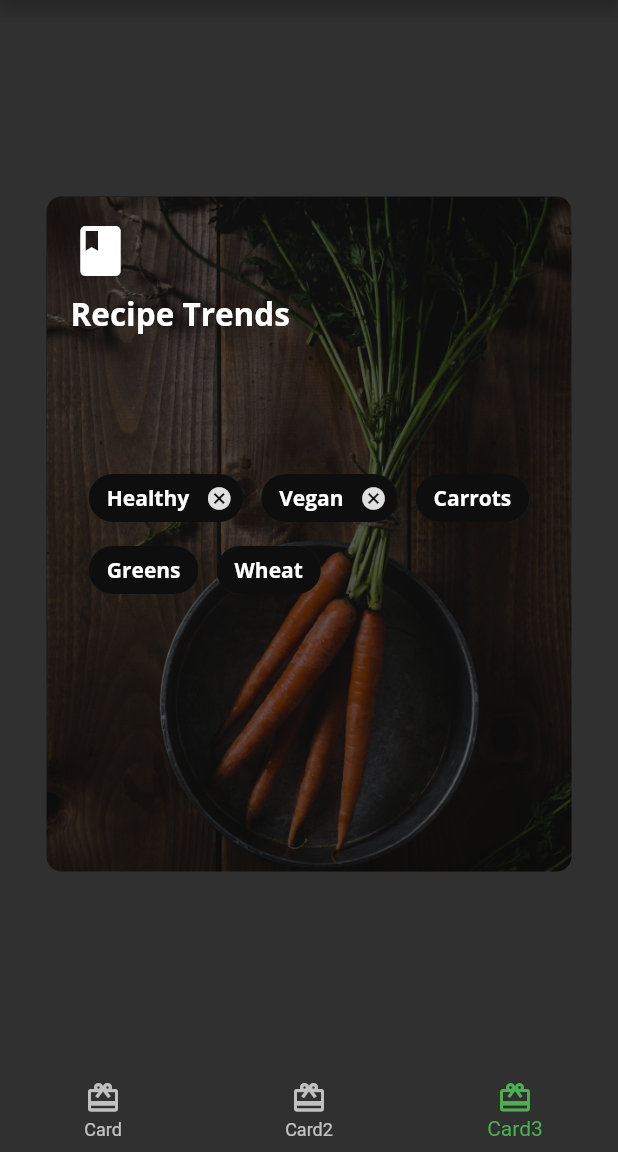
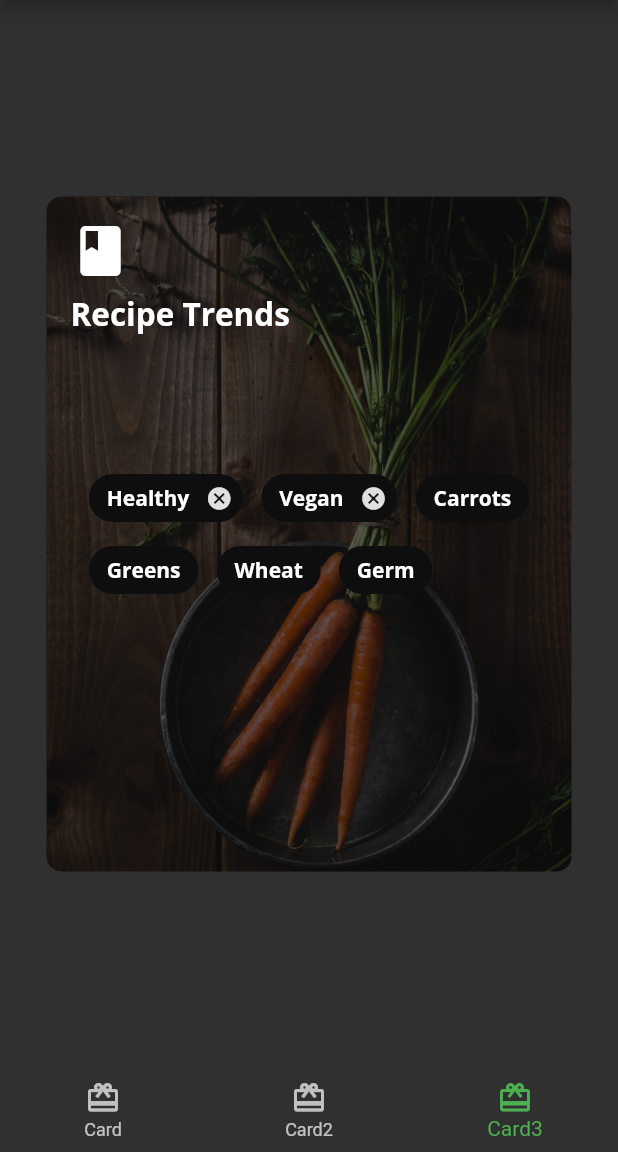
Before and after one commit to josephgale/fooderlich, a Flutter app: the screen it shows after launch, item 3 of the bottom bar chosen, on a phone screen of 412 x 824 dp, the part 84-1236 px from its top. Run offline on Flutter 3.47's test engine with Material 2 defaults, Android fonts, the phone set to English and light mode, and no system bars; our stand-ins replace google_fonts; project files that could hold a hidden picture were left out.

Commit message:
Added chips to card3

```diff
--- a/03-basic-widgets/projects/starter/lib/card3.dart
+++ b/03-basic-widgets/projects/starter/lib/card3.dart
@@ -95,6 +95,11 @@ class Card3 extends StatelessWidget {
                         style: FooderlichTheme.darkTextTheme.bodyText1),
                     backgroundColor: Colors.black.withOpacity(0.7),
                   ),
+                  Chip(
+                    label: Text('Germ',
+                        style: FooderlichTheme.darkTextTheme.bodyText1),
+                    backgroundColor: Colors.black.withOpacity(0.7),
+                  ),
                 ],
               ),
             ),
```
